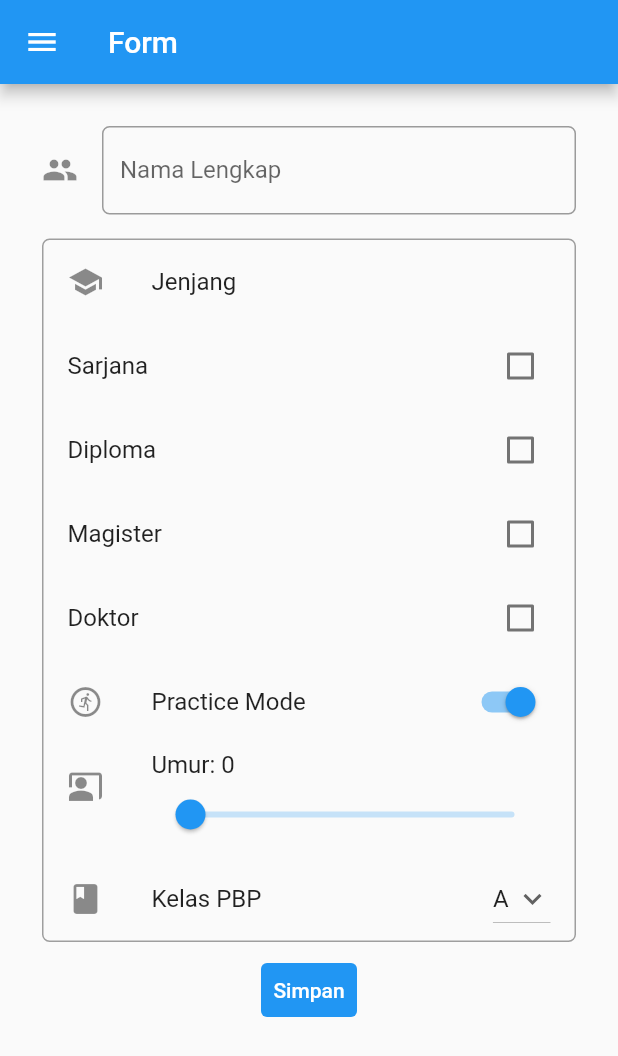
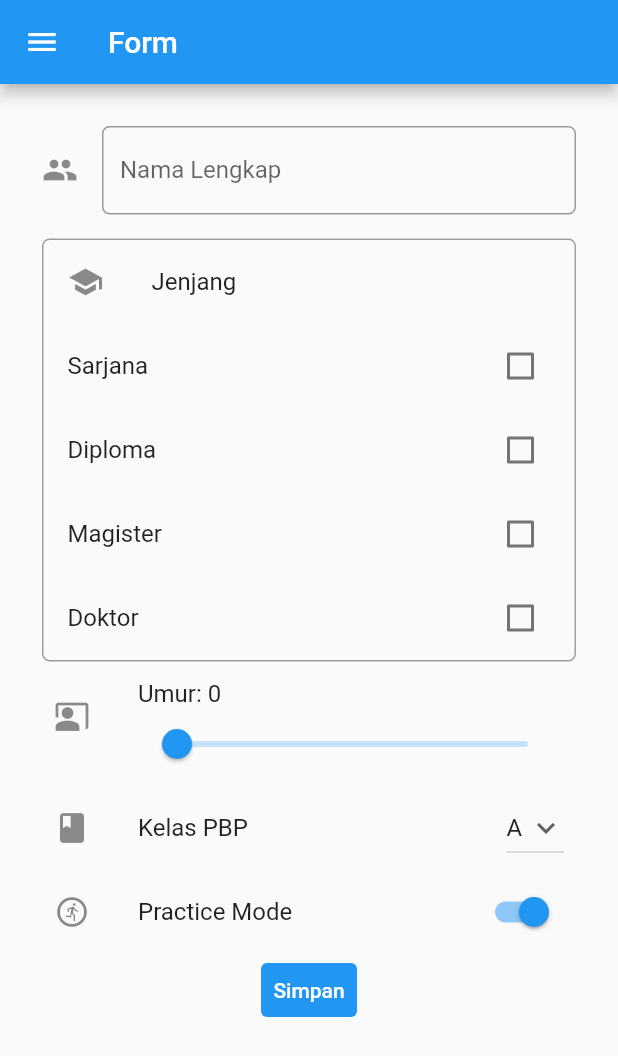
Before and after one commit to triasaf/pbp-flutter-tutorial, a Flutter app: the MyFormPage screen opened directly, after a tap on "Practice Mode", on a phone screen of 412 x 824 dp. Shown: the top 1056 px of the screen. Run offline on Flutter 3.47's test engine with Material 2 defaults, Android fonts, the phone set to English and light mode, and no system bars.

Commit message:
Lab7: ubah posisi, tambahkan informasi nama pada submisi

```diff
--- a/lib/form.dart
+++ b/lib/form.dart
@@ -162,16 +162,10 @@ class _MyFormPageState extends State<MyFormPage> {
                             });
                           },
                         ),
-                        SwitchListTile(
-                          title: const Text('Practice Mode'),
-                          value: _nilaiSwitch,
-                          onChanged: (bool value) {
-                            setState(() {
-                              _nilaiSwitch = value;
-                            });
-                          },
-                          secondary: const Icon(Icons.run_circle_outlined),
+                      ],
                     ),
+                  ),
+
                   ListTile(
                     leading: const Icon(Icons.co_present),
                     title: Row(
@@ -212,8 +206,15 @@ class _MyFormPageState extends State<MyFormPage> {
                       },
                     ),
                   ),
-                      ],
-                    ),
+                  SwitchListTile(
+                    title: const Text('Practice Mode'),
+                    value: _nilaiSwitch,
+                    onChanged: (bool value) {
+                      setState(() {
+                        _nilaiSwitch = value;
+                      });
+                    },
+                    secondary: const Icon(Icons.run_circle_outlined),
                   ),
                   TextButton(
                     child: const Text(
@@ -241,6 +242,9 @@ class _MyFormPageState extends State<MyFormPage> {
                                   children: <Widget>[
                                     Center(child: const Text('Informasi Data')),
                                     SizedBox(height: 20),
+                                    Center(
+                                      child: Text('Nama: ' + _namaLengkap),
+                                    ),
                                     // TODO: Munculkan informasi yang didapat dari form
                                     TextButton(
                                       onPressed: () {
```
Lines whose indentation alone changed are shown as unchanged.
